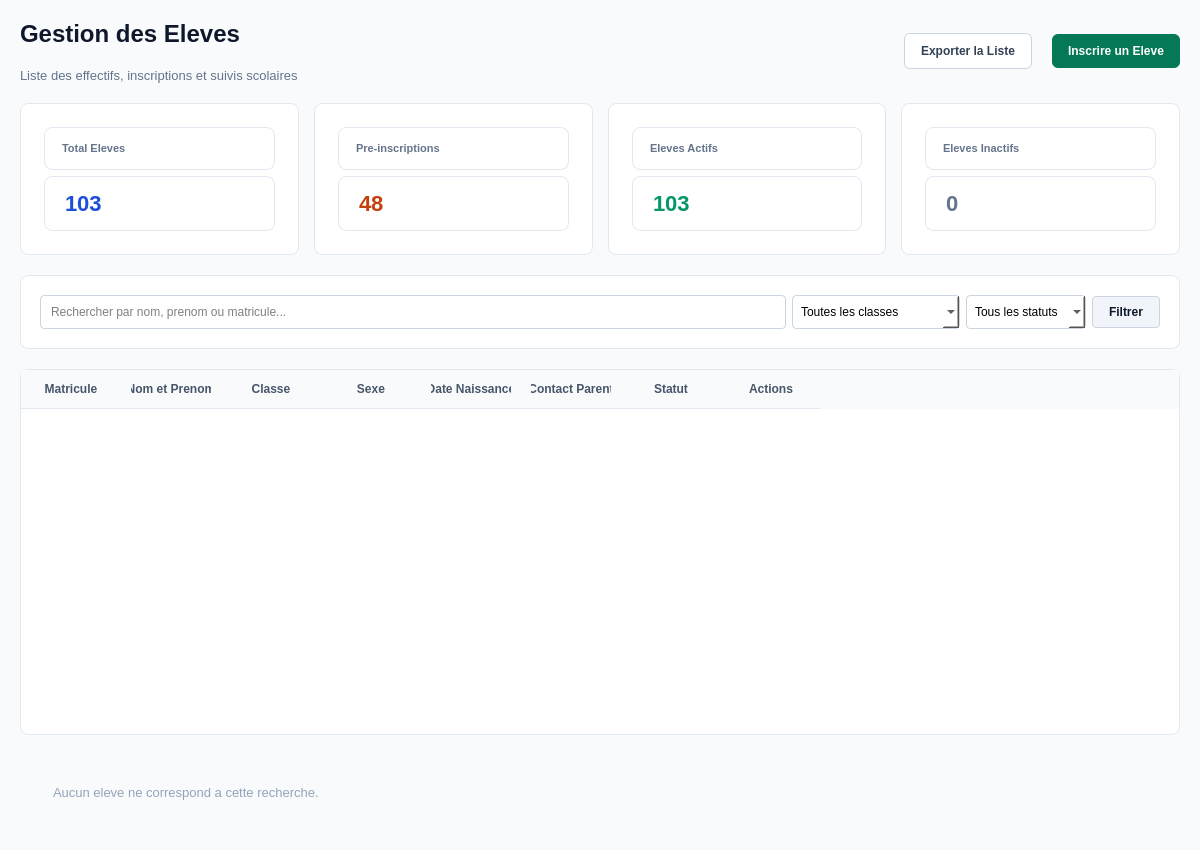
Qt form ui/ui_files/eleves/eleves.ui (laudesmassamba1-ai/Logiciel-de-gestion-scolaire) before a commit.
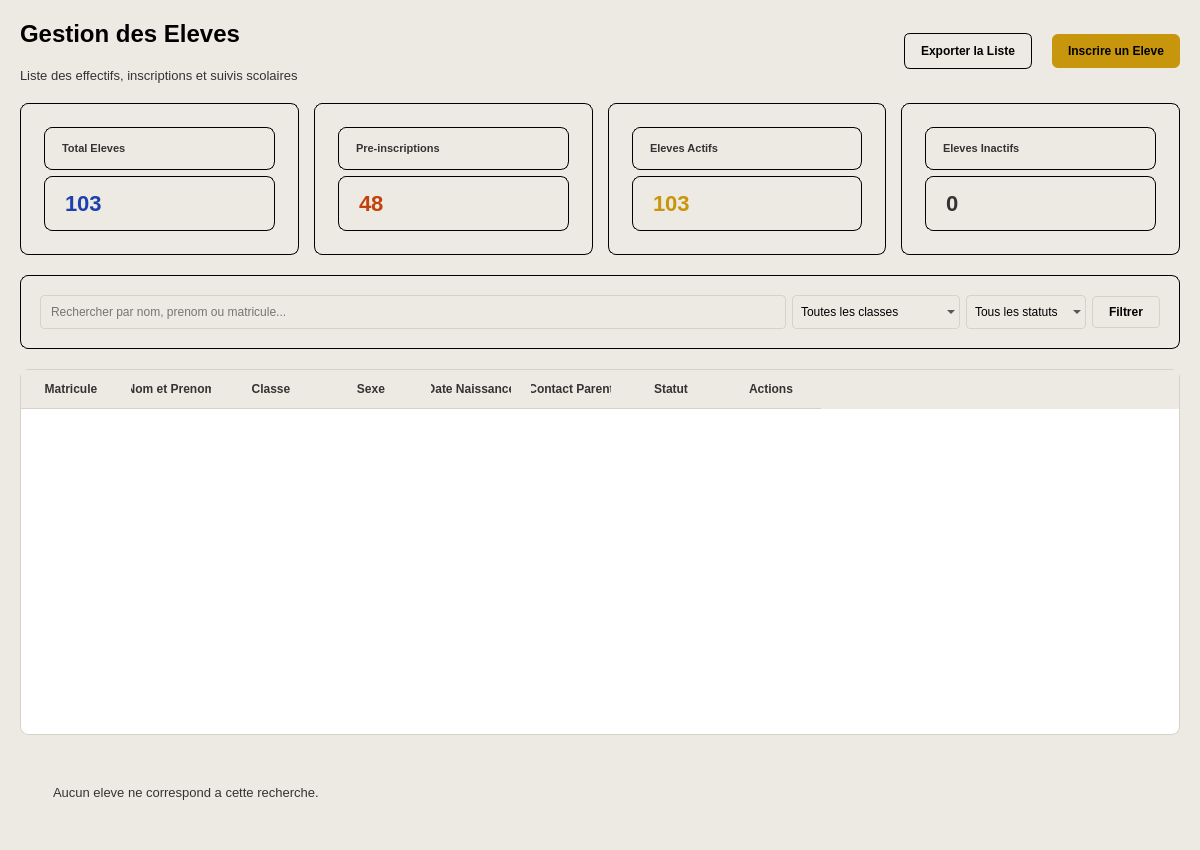
The same form after that commit.

What changed in the file:
```diff
--- a/ui/ui_files/eleves/eleves.ui
+++ b/ui/ui_files/eleves/eleves.ui
@@ -14,7 +14,7 @@
    <string>Gestion des Eleves</string>
   </property>
   <property name="styleSheet">
-   <string>background-color: #f8fafc; font-family: 'Segoe UI', sans-serif;</string>
+   <string>background-color: #EDEAE4; font-family: 'Segoe UI', sans-serif;</string>
   </property>
   <layout class="QVBoxLayout" name="mainLayout">
    <property name="spacing">
@@ -39,7 +39,7 @@
        <item>
         <widget class="QLabel" name="lbl_page_title">
          <property name="styleSheet">
-          <string>color: #0f172a; font-size: 24px; font-weight: bold;</string>
+          <string>color: #000000; font-size: 24px; font-weight: bold;</string>
          </property>
          <property name="text">
           <string>Gestion des Eleves</string>
@@ -49,7 +49,7 @@
        <item>
         <widget class="QLabel" name="lbl_page_subtitle">
          <property name="styleSheet">
-          <string>color: #64748b; font-size: 13px;</string>
+          <string>color: #333333; font-size: 13px;</string>
          </property>
          <property name="text">
           <string>Liste des effectifs, inscriptions et suivis scolaires</string>
@@ -74,7 +74,7 @@
      <item>
       <widget class="QPushButton" name="btn_export_eleves">
        <property name="styleSheet">
-        <string>background-color: #ffffff; color: #334155; border: 1px solid #cbd5e1; border-radius: 6px; padding: 10px 16px; font-weight: bold;</string>
+        <string>background-color: transparent; color: #000000; border: 1px solid #000000; border-radius: 6px; padding: 10px 16px; font-weight: bold;</string>
        </property>
        <property name="text">
         <string>Exporter la Liste</string>
@@ -84,7 +84,7 @@
      <item>
       <widget class="QPushButton" name="btn_add_eleve">
        <property name="styleSheet">
-        <string>background-color: #047857; color: white; border: none; border-radius: 6px; padding: 10px 16px; font-weight: bold;</string>
+        <string>background-color: #C8960C; color: #000000; border: none; border-radius: 6px; padding: 10px 16px; font-weight: bold;</string>
        </property>
        <property name="text">
         <string>Inscrire un Eleve</string>
@@ -101,13 +101,13 @@
      <item>
       <widget class="QFrame" name="card_total">
        <property name="styleSheet">
-        <string>background-color: #ffffff; border: 1px solid #e2e8f0; border-radius: 8px; padding: 14px;</string>
+        <string>background-color: transparent; color: #000000; border: 1px solid #000000; border-radius: 8px; padding: 14px;</string>
        </property>
        <layout class="QVBoxLayout" name="v1">
         <item>
          <widget class="QLabel" name="t1">
           <property name="styleSheet">
-           <string>color: #64748b; font-size: 11px; font-weight: bold; text-transform: uppercase;</string>
+           <string>color: #333333; font-size: 11px; font-weight: bold; text-transform: uppercase;</string>
           </property>
           <property name="text">
            <string>Total Eleves</string>
@@ -117,7 +117,7 @@
         <item>
          <widget class="QLabel" name="v1_val">
           <property name="styleSheet">
-           <string>color: #1d4ed8; font-size: 22px; font-weight: bold;</string>
+           <string>color: #1E40AF; font-size: 22px; font-weight: bold;</string>
           </property>
           <property name="text">
            <string>103</string>
@@ -130,13 +130,13 @@
      <item>
       <widget class="QFrame" name="card_preins">
        <property name="styleSheet">
-        <string>background-color: #ffffff; border: 1px solid #e2e8f0; border-radius: 8px; padding: 14px;</string>
+        <string>background-color: transparent; color: #000000; border: 1px solid #000000; border-radius: 8px; padding: 14px;</string>
        </property>
        <layout class="QVBoxLayout" name="v2">
         <item>
          <widget class="QLabel" name="t2">
           <property name="styleSheet">
-           <string>color: #64748b; font-size: 11px; font-weight: bold; text-transform: uppercase;</string>
+           <string>color: #333333; font-size: 11px; font-weight: bold; text-transform: uppercase;</string>
           </property>
           <property name="text">
            <string>Pre-inscriptions</string>
@@ -159,13 +159,13 @@
      <item>
       <widget class="QFrame" name="card_actifs">
        <property name="styleSheet">
-        <string>background-color: #ffffff; border: 1px solid #e2e8f0; border-radius: 8px; padding: 14px;</string>
+        <string>background-color: transparent; color: #000000; border: 1px solid #000000; border-radius: 8px; padding: 14px;</string>
        </property>
        <layout class="QVBoxLayout" name="v3">
         <item>
          <widget class="QLabel" name="t3">
           <property name="styleSheet">
-           <string>color: #64748b; font-size: 11px; font-weight: bold; text-transform: uppercase;</string>
+           <string>color: #333333; font-size: 11px; font-weight: bold; text-transform: uppercase;</string>
           </property>
           <property name="text">
            <string>Eleves Actifs</string>
@@ -175,7 +175,7 @@
         <item>
          <widget class="QLabel" name="v3_val">
           <property name="styleSheet">
-           <string>color: #059669; font-size: 22px; font-weight: bold;</string>
+           <string>color: #C8960C; font-size: 22px; font-weight: bold;</string>
           </property>
           <property name="text">
            <string>103</string>
@@ -188,13 +188,13 @@
      <item>
       <widget class="QFrame" name="card_inactifs">
        <property name="styleSheet">
-        <string>background-color: #ffffff; border: 1px solid #e2e8f0; border-radius: 8px; padding: 14px;</string>
+        <string>background-color: transparent; color: #000000; border: 1px solid #000000; border-radius: 8px; padding: 14px;</string>
        </property>
        <layout class="QVBoxLayout" name="v4">
         <item>
          <widget class="QLabel" name="t4">
           <property name="styleSheet">
-           <string>color: #64748b; font-size: 11px; font-weight: bold; text-transform: uppercase;</string>
+           <string>color: #333333; font-size: 11px; font-weight: bold; text-transform: uppercase;</string>
           </property>
           <property name="text">
            <string>Eleves Inactifs</string>
@@ -204,7 +204,7 @@
         <item>
          <widget class="QLabel" name="v4_val">
           <property name="styleSheet">
-           <string>color: #64748b; font-size: 22px; font-weight: bold;</string>
+           <string>color: #333333; font-size: 22px; font-weight: bold;</string>
           </property>
           <property name="text">
            <string>0</string>
@@ -219,13 +219,13 @@
    <item>
     <widget class="QFrame" name="filterFrame">
      <property name="styleSheet">
-      <string>background-color: #ffffff; border: 1px solid #e2e8f0; border-radius: 8px; padding: 10px;</string>
+      <string>background-color: transparent; color: #000000; border: 1px solid #000000; border-radius: 8px; padding: 10px;</string>
      </property>
      <layout class="QHBoxLayout" name="filterLayout">
       <item>
        <widget class="QLineEdit" name="search_eleve">
         <property name="styleSheet">
-         <string>padding: 8px; border: 1px solid #cbd5e1; border-radius: 4px;</string>
+         <string>padding: 8px; border: 1px solid #D5D2CB; border-radius: 4px;</string>
         </property>
         <property name="placeholderText">
          <string>Rechercher par nom, prenom ou matricule...</string>
@@ -235,7 +235,7 @@
       <item>
        <widget class="QComboBox" name="combo_classe">
         <property name="styleSheet">
-         <string>padding: 8px; border: 1px solid #cbd5e1; border-radius: 4px;</string>
+         <string>padding: 8px; border: 1px solid #D5D2CB; border-radius: 4px;</string>
         </property>
         <item>
          <property name="text">
@@ -292,7 +292,7 @@
       <item>
        <widget class="QComboBox" name="combo_statut">
         <property name="styleSheet">
-         <string>padding: 8px; border: 1px solid #cbd5e1; border-radius: 4px;</string>
+         <string>padding: 8px; border: 1px solid #D5D2CB; border-radius: 4px;</string>
         </property>
         <item>
          <property name="text">
@@ -319,7 +319,7 @@
       <item>
        <widget class="QPushButton" name="btn_apply_filter_eleves">
         <property name="styleSheet">
-         <string>background-color: #f1f5f9; color: #0f172a; border: 1px solid #cbd5e1; border-radius: 4px; padding: 8px 16px; font-weight: bold;</string>
+         <string>background-color: #EDEAE4; color: #000000; border: 1px solid #D5D2CB; border-radius: 4px; padding: 8px 16px; font-weight: bold;</string>
         </property>
         <property name="text">
          <string>Filtrer</string>
@@ -334,23 +334,23 @@
      <property name="styleSheet">
       <string>
        QTableWidget {
-           background-color: #ffffff;
-           border: 1px solid #e2e8f0;
+           background-color: #FFFFFF;
+           border: 1px solid #D5D2CB;
            border-radius: 8px;
-           gridline-color: #f1f5f9;
+           gridline-color: #EDEAE4;
            font-size: 13px;
        }
        QHeaderView::section {
-           background-color: #f8fafc;
-           color: #475569;
+           background-color: #EDEAE4;
+           color: #333333;
            font-weight: bold;
            padding: 10px;
            border: none;
-           border-bottom: 1px solid #e2e8f0;
+           border-bottom: 1px solid #D5D2CB;
        }
        QTableWidget::item {
            padding: 0px 8px;
-           border-bottom: 1px solid #f1f5f9;
+           border-bottom: 1px solid #EDEAE4;
        }
       </string>
      </property>
@@ -411,7 +411,7 @@
    <item>
     <widget class="QLabel" name="lbl_empty_state">
      <property name="styleSheet">
-      <string>color: #94a3b8; font-size: 13px; padding: 30px; qproperty-alignment: AlignCenter;</string>
+      <string>color: #333333; font-size: 13px; padding: 30px; qproperty-alignment: AlignCenter;</string>
      </property>
      <property name="text">
       <string>Aucun eleve ne correspond a cette recherche.</string>
```
